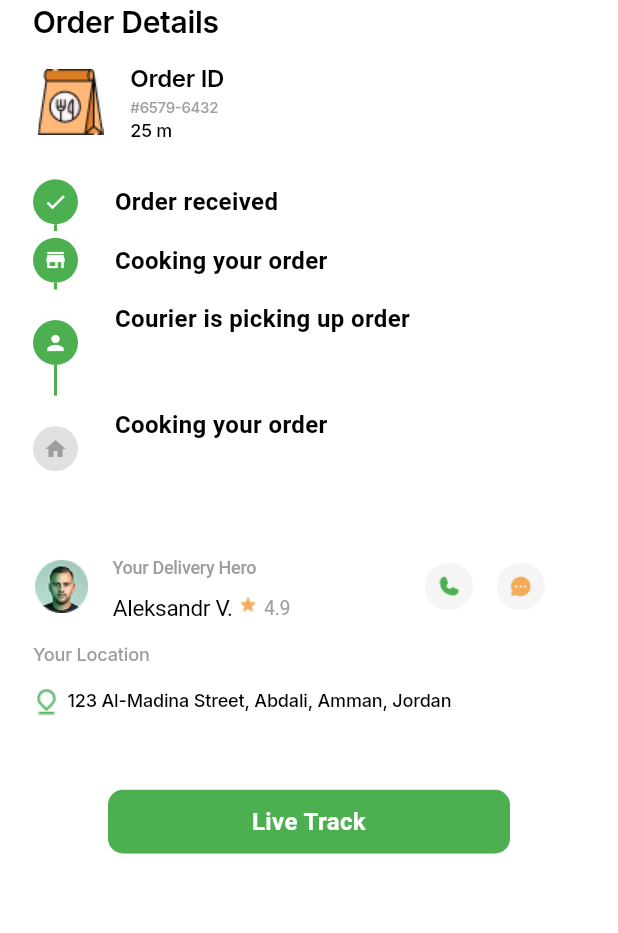
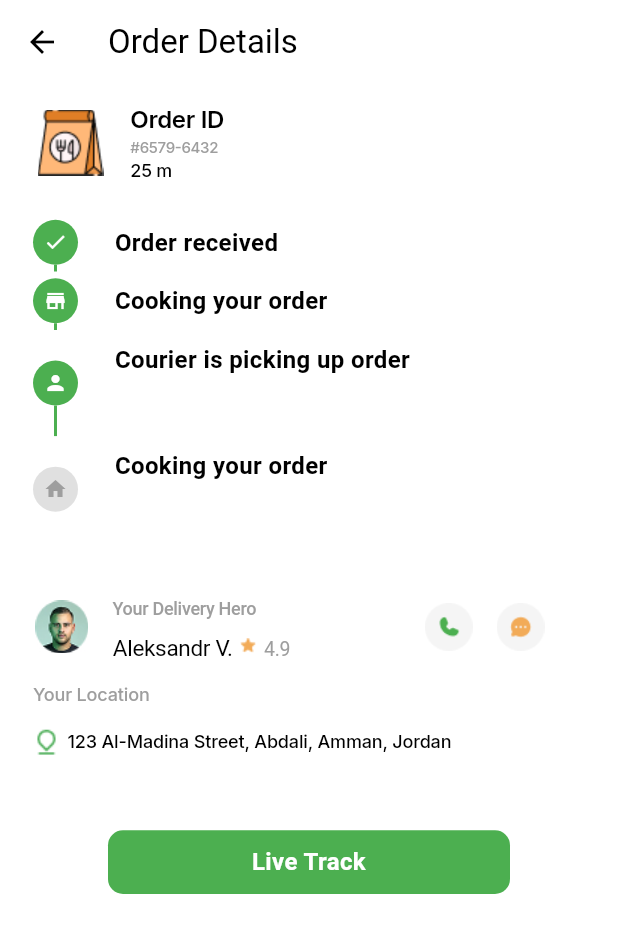
Before and after one commit to nadaAlraei/capstone, a Flutter app: the OrderDetailsScreen screen opened directly, on a phone screen of 412 x 824 dp. Shown: the top 933 px of the screen. Run offline on Flutter 3.47's test engine with Material 3 defaults, Android fonts, the phone set to English and light mode, and no system bars; drawn by our look-alikes of timeline_tile; our stand-ins replace carousel_slider, geolocator, google_maps_flutter, pin_code_fields, shared_preferences, sizer and 1 more; missing offline and left inert: date_format_field; accounts and stored records are empty; generated files the repository leaves out were written again; Roboto replaces fonts that are missing (Intern).

Commit message:
edit some app bar leading

```diff
--- a/lib/view/screen/home_screen.dart
+++ b/lib/view/screen/home_screen.dart
@@ -22,6 +22,7 @@ class HomeScreen extends StatelessWidget {
       child: Scaffold(
         backgroundColor: theme.scaffoldBackgroundColor,
         appBar: AppBar(
+          automaticallyImplyLeading: false,
           toolbarHeight: 0,
           backgroundColor: theme.appBarTheme.backgroundColor,
           bottom: TabBar(
--- a/lib/view/screen/login_screen.dart
+++ b/lib/view/screen/login_screen.dart
@@ -161,8 +161,8 @@ class _LoginScreenState extends State<LoginScreen> {
                                 },
                                 icon: Icon(
                                   loginController.obscureTextPassword
-                                      ? Icons.visibility
-                                      : Icons.visibility_off,
+                                      ? Icons.visibility_off
+                                      : Icons.visibility,
                                   color: theme.iconTheme.color,
                                 ),
                               ),
--- a/lib/view/screen/order_checkout_screen.dart
+++ b/lib/view/screen/order_checkout_screen.dart
@@ -82,7 +82,7 @@ class _orderDoneCheckout extends State<OrderDoneCheckout> {
                     bottomNavigationBarController.changeWidget(
                       widget: OrderTrackingScreen(),
                     );
-                    bottomNavigationBarController.changeIndex(index: -1);
+                    bottomNavigationBarController.changeIndex(index: -2);
                   },
                   child: Container(
                     width: MediaQuery.of(context).size.width * (390 / 430),
--- a/lib/view/screen/order_details_screen.dart
+++ b/lib/view/screen/order_details_screen.dart
@@ -1,4 +1,5 @@
 import 'package:capstone/view/screen/chat_screen.dart';
+import 'package:capstone/view/screen/track_order_screen.dart';
 import 'package:capstone/view/widget/timeline_tile_widget.dart';
 import 'package:flutter/material.dart';
 import 'package:provider/provider.dart';
@@ -23,6 +24,16 @@ class _OrderDetailsScreen extends State<OrderDetailsScreen> {
     Provider.of<BottomNavigationBarController>(context, listen: false);
 
     return Scaffold(
+      appBar: AppBar(
+        title: Text(AppLocalizations.of(context)!.order_details),
+        leading: IconButton(onPressed: () {
+          bottomNavigationBarController.changeWidget(
+            widget: OrderTrackingScreen(),
+          );
+          bottomNavigationBarController.changeIndex(index: -2);
+        }, icon: Icon(Icons.arrow_back)),
+        backgroundColor: isDarkMode ? Colors.grey[900] : Colors.white,
+      ),
       backgroundColor: isDarkMode ? Colors.grey[900] : Colors.white,
       body: SingleChildScrollView(
         child: Padding(
@@ -30,14 +41,7 @@ class _OrderDetailsScreen extends State<OrderDetailsScreen> {
           child: Column(
             crossAxisAlignment: CrossAxisAlignment.start,
             children: [
-              TextWidget(
-                text: AppLocalizations.of(context)!.order_details,
-                fontWeight: FontWeight.w600,
-                fontSize: 20,
-                fontFamily: 'Inter',
-                letterSpacing: -0.2,
-                fontColor: isDarkMode ? Colors.white : Colors.black,
-              ),
+
               SizedBox(height: 12),
               Row(
                 children: [
@@ -218,7 +222,7 @@ class _OrderDetailsScreen extends State<OrderDetailsScreen> {
                               widget: ChatScreen(),
                             );
                             bottomNavigationBarController.changeIndex(
-                              index: -1,
+                              index: -2,
                             );
                           },
                           icon: Image.asset(
```
Also changed, not shown: lib/view/screen/chat_screen.dart (+16 -2 lines).
